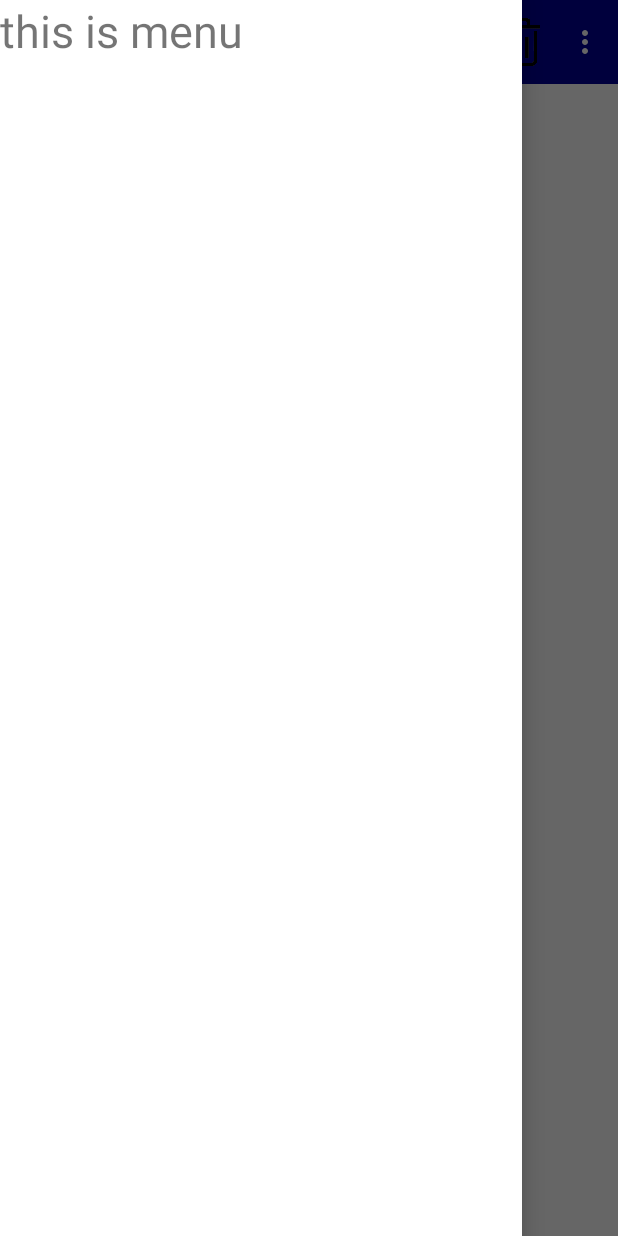
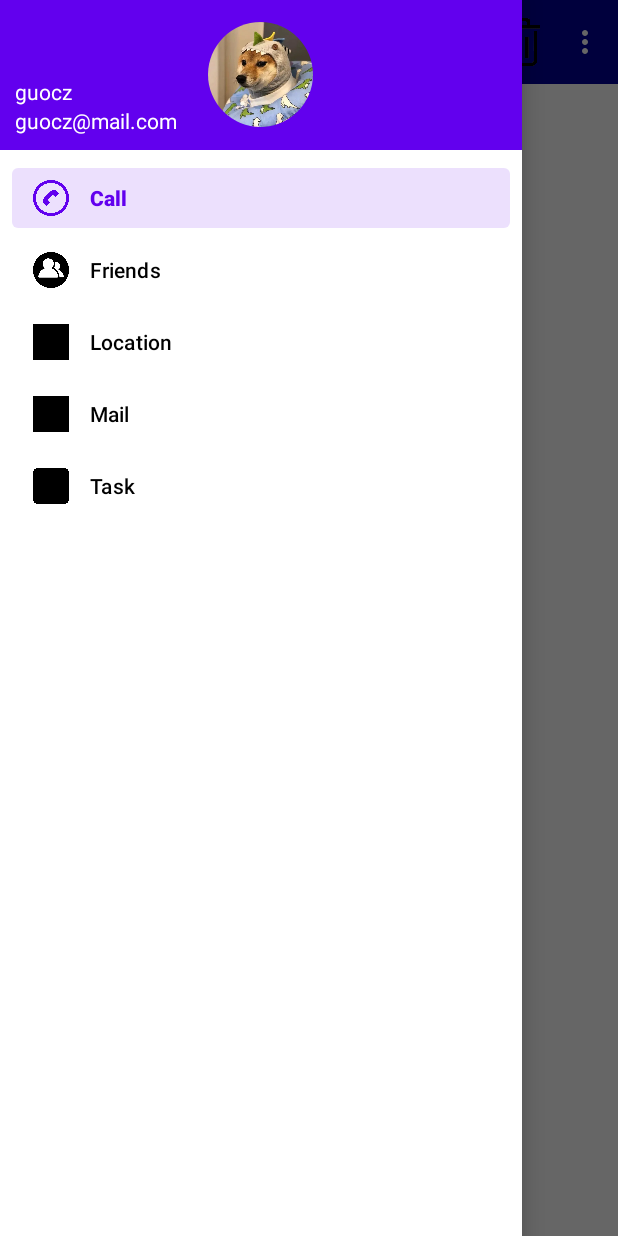
Before and after one commit to guocanzhen/MeterialTest, an Android app: the screen it shows after launch (MainActivity), with the side drawer open, on a phone screen of 412 x 824 dp. Run offline under Robolectric (Android 15) with nearby library versions, the light colour scheme and no system bars; our stand-ins replace CircleImageView.

Commit message:
Material NavigationView

```diff
--- a/app/build.gradle
+++ b/app/build.gradle
@@ -33,6 +33,7 @@ dependencies {
     implementation 'androidx.appcompat:appcompat:1.6.1'
     implementation 'com.google.android.material:material:1.8.0'
     implementation 'androidx.constraintlayout:constraintlayout:2.1.4'
+    implementation 'de.hdodenhof:circleimageview:2.1.0'
     testImplementation 'junit:junit:4.13.2'
     androidTestImplementation 'androidx.test.ext:junit:1.1.5'
     androidTestImplementation 'androidx.test.espresso:espresso-core:3.5.1'
--- a/app/src/main/java/com/example/meterialtest/MainActivity.java
+++ b/app/src/main/java/com/example/meterialtest/MainActivity.java
@@ -13,6 +13,8 @@ import android.view.Menu;
 import android.view.MenuItem;
 import android.widget.Toast;
 
+import com.google.android.material.navigation.NavigationView;
+
 public class MainActivity extends AppCompatActivity {
 
     private DrawerLayout mDrawerLayout;
@@ -24,6 +26,12 @@ public class MainActivity extends AppCompatActivity {
         Toolbar toolbar = findViewById(R.id.toolbar);
         setSupportActionBar(toolbar);
         mDrawerLayout = findViewById(R.id.drawer_layout);
+        NavigationView navView = findViewById(R.id.nav_view);
+        navView.setCheckedItem(R.id.nav_call);
+        navView.setNavigationItemSelectedListener(item -> {
+            mDrawerLayout.closeDrawers();
+            return true;
+        });
         ActionBar actionBar = getSupportActionBar();
         if (actionBar != null) {
             actionBar.setDisplayHomeAsUpEnabled(true);
--- a/app/src/main/res/layout/activity_main.xml
+++ b/app/src/main/res/layout/activity_main.xml
@@ -19,12 +19,12 @@
             android:layout_height="?attr/actionBarSize"/>
     </FrameLayout>
 
-    <TextView
+    <com.google.android.material.navigation.NavigationView
+        android:id="@+id/nav_view"
         android:layout_width="match_parent"
         android:layout_height="match_parent"
-        android:layout_gravity="left"
-        android:text="this is menu"
-        android:textSize="30sp"
-        android:background="#FFF"/>
+        android:layout_gravity="start"
+        app:menu="@menu/nav_menu"
+        app:headerLayout="@layout/nav_header"/>
 
 </androidx.drawerlayout.widget.DrawerLayout>
--- /dev/null
+++ b/app/src/main/res/layout/nav_header.xml
@@ -0,0 +1,32 @@
+<?xml version="1.0" encoding="utf-8"?>
+<RelativeLayout xmlns:android="http://schemas.android.com/apk/res/android"
+    android:layout_width="match_parent"
+    android:layout_height="100dp"
+    android:padding="10dp"
+    android:background="?attr/colorPrimary">
+
+    <de.hdodenhof.circleimageview.CircleImageView
+        android:id="@+id/icon_image"
+        android:layout_width="70dp"
+        android:layout_height="70dp"
+        android:src="@drawable/touxiang"
+        android:layout_centerInParent="true"/>
+    <TextView
+        android:id="@+id/mail"
+        android:layout_width="wrap_content"
+        android:layout_height="wrap_content"
+        android:layout_alignParentBottom="true"
+        android:text="guocz@mail.com"
+        android:textColor="#FFF"
+        android:textSize="14sp"/>
+    <TextView
+        android:id="@+id/username"
+        android:layout_width="wrap_content"
+        android:layout_height="wrap_content"
+        android:layout_above="@id/mail"
+        android:text="guocz"
+        android:textColor="#FFF"
+        android:textSize="14sp"/>
+
+
+</RelativeLayout>
--- /dev/null
+++ b/app/src/main/res/menu/nav_menu.xml
@@ -0,0 +1,21 @@
+<?xml version="1.0" encoding="utf-8"?>
+<menu xmlns:android="http://schemas.android.com/apk/res/android">
+    <group android:checkableBehavior="single">
+        <item android:id="@+id/nav_call"
+            android:icon="@drawable/icon_call"
+            android:title="Call"/>
+        <item android:id="@+id/nav_friends"
+            android:icon="@drawable/icon_friends"
+            android:title="Friends"/>
+        <item android:id="@+id/nav_location"
+            android:icon="@drawable/icon_location"
+            android:title="Location"/>
+        <item android:id="@+id/nav_mail"
+            android:icon="@drawable/icon_mail"
+            android:title="Mail"/>
+        <item android:id="@+id/nav_task"
+            android:icon="@drawable/icon_task"
+            android:title="Task"/>
+    </group>
+
+</menu>
```
Also changed, not shown: app/src/main/res/drawable/icon_call.png (added), app/src/main/res/drawable/icon_friends.png (added), app/src/main/res/drawable/icon_location.png (added), app/src/main/res/drawable/icon_mail.png (added), app/src/main/res/drawable/icon_task.png (added), app/src/main/res/drawable/touxiang.png (added).
